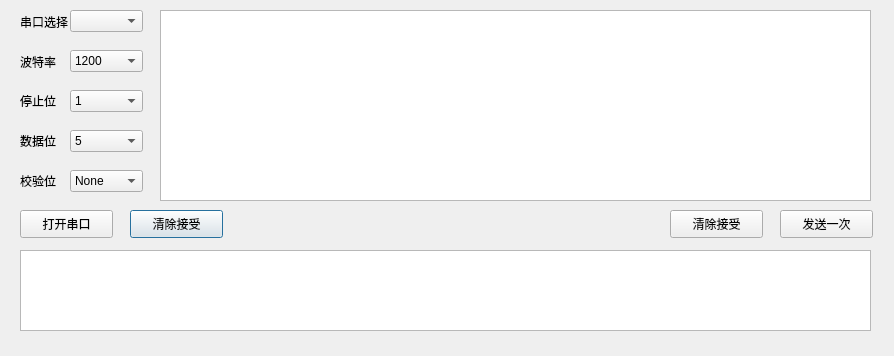
The window that COM/COM/workplace.ui (JohnLeeA/QtCom_Origin) describes before a commit, drawn with Qt 5.
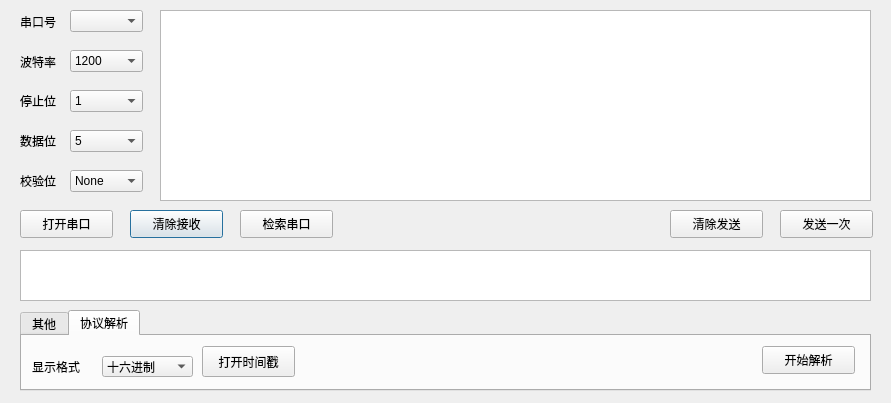
The same window after the commit.

Diff of the .ui file:
```diff
--- a/COM/COM/workplace.ui
+++ b/COM/COM/workplace.ui
@@ -6,8 +6,8 @@
    <rect>
     <x>0</x>
     <y>0</y>
-    <width>894</width>
-    <height>356</height>
+    <width>891</width>
+    <height>403</height>
    </rect>
   </property>
   <property name="windowTitle">
@@ -23,7 +23,7 @@
     </rect>
    </property>
    <property name="text">
-    <string>串口选择</string>
+    <string>串口号</string>
    </property>
   </widget>
   <widget class="QLabel" name="Bps_Lab">
@@ -213,7 +213,7 @@
     </rect>
    </property>
    <property name="text">
-    <string>清除接受</string>
+    <string>清除接收</string>
    </property>
   </widget>
   <widget class="QPushButton" name="StartCom_Buttom">
@@ -235,7 +235,7 @@
      <x>20</x>
      <y>250</y>
      <width>851</width>
-     <height>81</height>
+     <height>51</height>
     </rect>
    </property>
   </widget>
@@ -272,9 +272,109 @@
     </rect>
    </property>
    <property name="text">
-    <string>清除接受</string>
+    <string>清除发送</string>
    </property>
   </widget>
+  <widget class="QPushButton" name="Search_Buttom">
+   <property name="geometry">
+    <rect>
+     <x>240</x>
+     <y>210</y>
+     <width>93</width>
+     <height>28</height>
+    </rect>
+   </property>
+   <property name="text">
+    <string>检索串口</string>
+   </property>
+  </widget>
+  <widget class="QTabWidget" name="Function_SelTag">
+   <property name="geometry">
+    <rect>
+     <x>20</x>
+     <y>310</y>
+     <width>851</width>
+     <height>81</height>
+    </rect>
+   </property>
+   <property name="currentIndex">
+    <number>1</number>
+   </property>
+   <widget class="QWidget" name="tab_1">
+    <attribute name="title">
+     <string>其他</string>
+    </attribute>
+   </widget>
+   <widget class="QWidget" name="tab_2">
+    <attribute name="title">
+     <string>协议解析</string>
+    </attribute>
+    <widget class="QLabel" name="Show_">
+     <property name="geometry">
+      <rect>
+       <x>10</x>
+       <y>20</y>
+       <width>61</width>
+       <height>21</height>
+      </rect>
+     </property>
+     <property name="text">
+      <string>显示格式</string>
+     </property>
+    </widget>
+    <widget class="QComboBox" name="comboBox">
+     <property name="geometry">
+      <rect>
+       <x>80</x>
+       <y>20</y>
+       <width>91</width>
+       <height>21</height>
+      </rect>
+     </property>
+     <item>
+      <property name="text">
+       <string>十六进制</string>
+      </property>
+     </item>
+     <item>
+      <property name="text">
+       <string>十进制</string>
+      </property>
+     </item>
+     <item>
+      <property name="text">
+       <string>字符串</string>
+      </property>
+     </item>
+    </widget>
+    <widget class="QPushButton" name="Open_Button">
+     <property name="geometry">
+      <rect>
+       <x>740</x>
+       <y>10</y>
+       <width>93</width>
+       <height>28</height>
+      </rect>
+     </property>
+     <property name="text">
+      <string>开始解析</string>
+     </property>
+    </widget>
+    <widget class="QPushButton" name="Time_Button">
+     <property name="geometry">
+      <rect>
+       <x>180</x>
+       <y>10</y>
+       <width>93</width>
+       <height>31</height>
+      </rect>
+     </property>
+     <property name="text">
+      <string>打开时间戳</string>
+     </property>
+    </widget>
+   </widget>
+  </widget>
  </widget>
  <resources/>
  <connections/>
```
Left out of the diff: 5 changed lines with no effect on the pictures.
